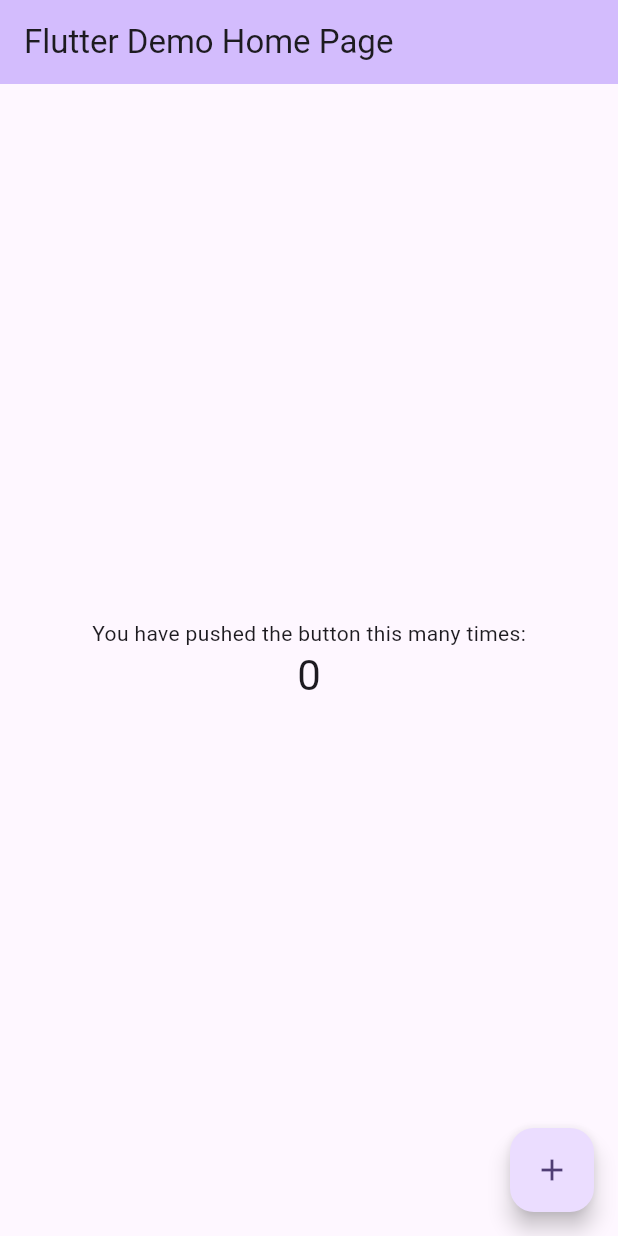
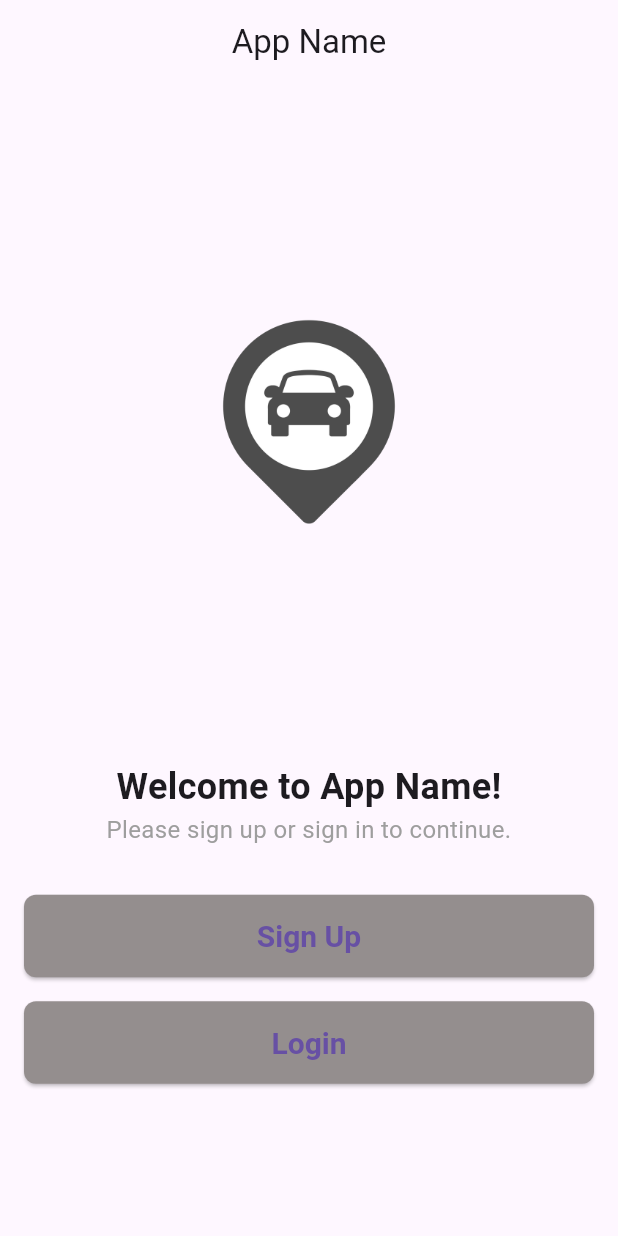
Before and after one commit to xBuki/Senior-Design-Demo-App, a Flutter app: the screen it shows after launch, on a phone screen of 412 x 824 dp. Run offline on Flutter 3.47's test engine with Material 3 defaults, Android fonts, the phone set to English and light mode, and no system bars.

Commit message:
Added screens and movement to each screen.

```diff
--- a/demo_app/lib/main.dart
+++ b/demo_app/lib/main.dart
@@ -1,125 +1,16 @@
+import 'package:demo_app/pages/home_page.dart';
 import 'package:flutter/material.dart';
 
-void main() {
-  runApp(const MyApp());
+void main() async {
+  runApp(MyApp());
 }
 
 class MyApp extends StatelessWidget {
-  const MyApp({super.key});
-
-  // This widget is the root of your application.
   @override
   Widget build(BuildContext context) {
-    return MaterialApp(
-      title: 'Flutter Demo',
-      theme: ThemeData(
-        // This is the theme of your application.
-        //
-        // TRY THIS: Try running your application with "flutter run". You'll see
-        // the application has a purple toolbar. Then, without quitting the app,
-        // try changing the seedColor in the colorScheme below to Colors.green
-        // and then invoke "hot reload" (save your changes or press the "hot
-        // reload" button in a Flutter-supported IDE, or press "r" if you used
-        // the command line to start the app).
-        //
-        // Notice that the counter didn't reset back to zero; the application
-        // state is not lost during the reload. To reset the state, use hot
-        // restart instead.
-        //
-        // This works for code too, not just values: Most code changes can be
-        // tested with just a hot reload.
-        colorScheme: ColorScheme.fromSeed(seedColor: Colors.deepPurple),
-        useMaterial3: true,
-      ),
-      home: const MyHomePage(title: 'Flutter Demo Home Page'),
+    return const MaterialApp(
+      title: 'App Name',
+      home: HomePage(),
     );
   }
 }
-
-class MyHomePage extends StatefulWidget {
-  const MyHomePage({super.key, required this.title});
-
-  // This widget is the home page of your application. It is stateful, meaning
-  // that it has a State object (defined below) that contains fields that affect
-  // how it looks.
-
-  // This class is the configuration for the state. It holds the values (in this
-  // case the title) provided by the parent (in this case the App widget) and
-  // used by the build method of the State. Fields in a Widget subclass are
-  // always marked "final".
-
-  final String title;
-
-  @override
-  State<MyHomePage> createState() => _MyHomePageState();
-}
-
-class _MyHomePageState extends State<MyHomePage> {
-  int _counter = 0;
-
-  void _incrementCounter() {
-    setState(() {
-      // This call to setState tells the Flutter framework that something has
-      // changed in this State, which causes it to rerun the build method below
-      // so that the display can reflect the updated values. If we changed
-      // _counter without calling setState(), then the build method would not be
-      // called again, and so nothing would appear to happen.
-      _counter++;
-    });
-  }
-
-  @override
-  Widget build(BuildContext context) {
-    // This method is rerun every time setState is called, for instance as done
-    // by the _incrementCounter method above.
-    //
-    // The Flutter framework has been optimized to make rerunning build methods
-    // fast, so that you can just rebuild anything that needs updating rather
-    // than having to individually change instances of widgets.
-    return Scaffold(
-      appBar: AppBar(
-        // TRY THIS: Try changing the color here to a specific color (to
-        // Colors.amber, perhaps?) and trigger a hot reload to see the AppBar
-        // change color while the other colors stay the same.
-        backgroundColor: Theme.of(context).colorScheme.inversePrimary,
-        // Here we take the value from the MyHomePage object that was created by
-        // the App.build method, and use it to set our appbar title.
-        title: Text(widget.title),
-      ),
-      body: Center(
-        // Center is a layout widget. It takes a single child and positions it
-        // in the middle of the parent.
-        child: Column(
-          // Column is also a layout widget. It takes a list of children and
-          // arranges them vertically. By default, it sizes itself to fit its
-          // children horizontally, and tries to be as tall as its parent.
-          //
-          // Column has various properties to control how it sizes itself and
-          // how it positions its children. Here we use mainAxisAlignment to
-          // center the children vertically; the main axis here is the vertical
-          // axis because Columns are vertical (the cross axis would be
-          // horizontal).
-          //
-          // TRY THIS: Invoke "debug painting" (choose the "Toggle Debug Paint"
-          // action in the IDE, or press "p" in the console), to see the
-          // wireframe for each widget.
-          mainAxisAlignment: MainAxisAlignment.center,
-          children: <Widget>[
-            const Text(
-              'You have pushed the button this many times:',
-            ),
-            Text(
-              '$_counter',
-              style: Theme.of(context).textTheme.headlineMedium,
-            ),
-          ],
-        ),
-      ),
-      floatingActionButton: FloatingActionButton(
-        onPressed: _incrementCounter,
-        tooltip: 'Increment',
-        child: const Icon(Icons.add),
-      ), // This trailing comma makes auto-formatting nicer for build methods.
-    );
-  }
-}
--- /dev/null
+++ b/demo_app/lib/pages/home_page.dart
@@ -0,0 +1,96 @@
+import 'package:demo_app/pages/login_page.dart';
+import 'package:demo_app/pages/sign_up_page.dart';
+import 'package:flutter/material.dart';
+
+class HomePage extends StatelessWidget {
+  const HomePage({super.key});
+
+  @override
+  Widget build(BuildContext context) {
+    return Scaffold(
+      appBar: AppBar(
+        title: const Text('App Name'),
+        centerTitle: true,
+      ),
+      body: Padding(
+        padding: const EdgeInsets.symmetric(horizontal: 16),
+        child: Center(
+          child: Column(
+            mainAxisAlignment: MainAxisAlignment.center,
+            children: [
+              Padding(
+                padding: const EdgeInsets.only(bottom: 100),
+                child: Image.asset(
+                  'assets/images/car-logo.png',
+                  height: 250,
+                ),
+              ),
+              const Text(
+                'Welcome to App Name!',
+                style: TextStyle(fontSize: 24, fontWeight: FontWeight.bold),
+              ),
+              const Text(
+                'Please sign up or sign in to continue.',
+                style: TextStyle(fontSize: 16, color: Colors.grey),
+                textAlign: TextAlign.center,
+              ),
+              const SizedBox(height: 32),
+              ElevatedButton(
+                onPressed: () {
+                  Navigator.push(
+                    context,
+                    MaterialPageRoute(builder: (context) => SignUpPage()),
+                  );
+                },
+                style: ElevatedButton.styleFrom(
+                  backgroundColor: const Color.fromARGB(255, 148, 142, 142),
+                  shape: RoundedRectangleBorder(
+                    borderRadius: BorderRadius.circular(8),
+                  ),
+                  textStyle: const TextStyle(
+                    fontWeight: FontWeight.bold,
+                    fontSize: 20.0,
+                    color: Colors.black,
+                  ),
+                ),
+                child: Container(
+                  width: double.infinity,
+                  padding: const EdgeInsets.all(16),
+                  alignment: Alignment.center,
+                  child: const Text('Sign Up'),
+                ),
+              ),
+              const SizedBox(height: 16),
+              // LOGIN SECTION
+              ElevatedButton(
+                onPressed: () {
+                  // Navigate to the Login page when the button is pressed
+                  Navigator.push(
+                    context,
+                    MaterialPageRoute(builder: (context) => LoginPage()),
+                  );
+                },
+                style: ElevatedButton.styleFrom(
+                  backgroundColor: const Color.fromARGB(255, 148, 142, 142),
+                  shape: RoundedRectangleBorder(
+                    borderRadius: BorderRadius.circular(8),
+                  ),
+                  textStyle: const TextStyle(
+                    fontWeight: FontWeight.bold,
+                    fontSize: 20.0,
+                  ),
+                ),
+                child: Container(
+                  width: double.infinity,
+                  padding: const EdgeInsets.all(16),
+                  alignment: Alignment.center,
+                  child: const Text('Login'),
+                ),
+              ),
+            ],
+          ),
+        ),
+      ),
+    );
+  }
+}
```
Also changed, not shown: demo_app/lib/pages/login_page.dart (added, +108 -0 lines), demo_app/lib/pages/sign_up_consumer.dart (added, +123 -0 lines), demo_app/lib/pages/sign_up_page.dart (added, +81 -0 lines), demo_app/lib/pages/sign_up_physician.dart (added, +129 -0 lines), demo_app/pubspec.yaml (+4 -4 lines), demo_app/assets/images/car-logo.png (added).
